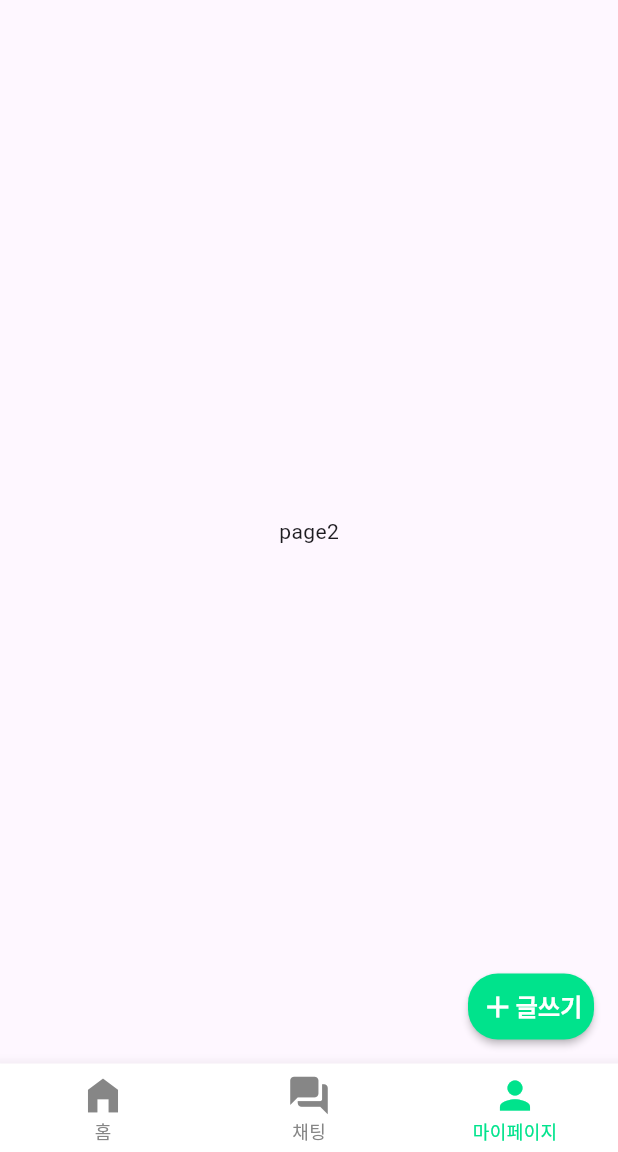
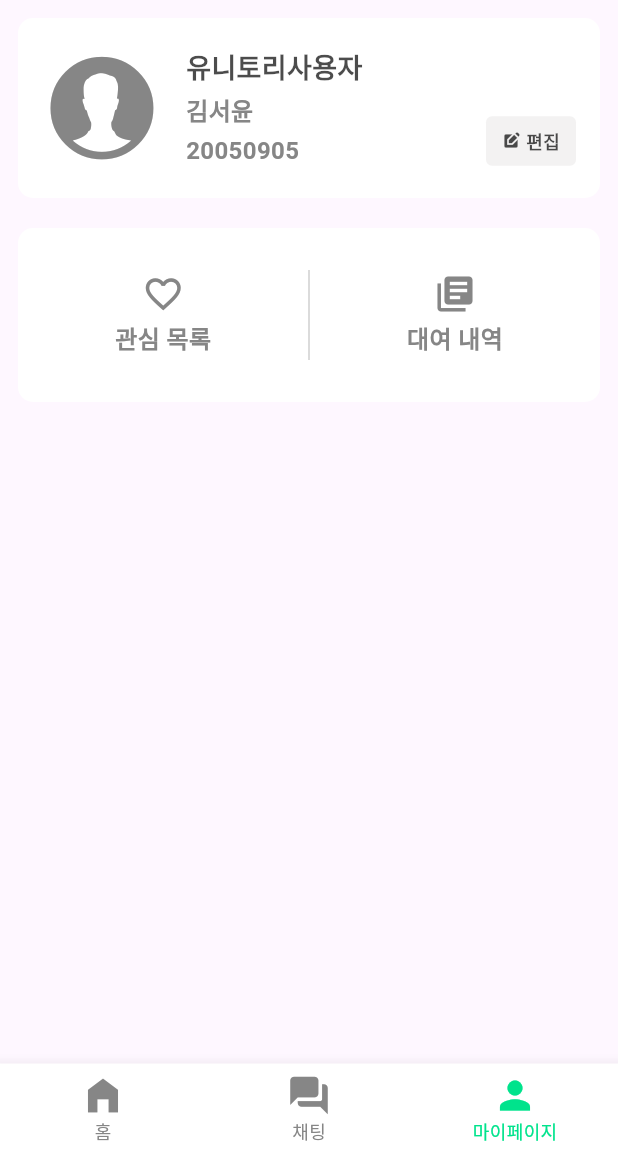
Before and after one commit to parteylongpass/unitory_project, a Flutter app: the RootTab screen opened directly, item 3 of the bottom bar chosen, on a phone screen of 412 x 824 dp, the part 84-1236 px from its top. Run offline on Flutter 3.47's test engine with Material 3 defaults, Android fonts, the phone set to English and light mode, and no system bars; our stand-ins replace cloud_firestore, firebase_auth, firebase_core, firebase_storage, fluttertoast, image_picker and 1 more; accounts and stored records are empty; Roboto replaces fonts that are missing (Pretendard).

Commit message:
MyPageScreen 작업 -기본적인 UI 다 만들었고 편집 버튼 누르면 편집 모드로 바뀌게 구현함 -RootTab의 floating 버튼 홈 화면에서만 나오게 수정함

```diff
--- a/lib/Item/view/item_detail_screen.dart
+++ b/lib/Item/view/item_detail_screen.dart
@@ -446,6 +446,7 @@ class _ItemDetailScreenState extends State<ItemDetailScreen> {
             Icon(
               CupertinoIcons.person_alt_circle_fill,
               size: 44.0,
+              color: BODY_TEXT_COLOR,
             ),
             SizedBox(
               width: 6.0,
--- a/lib/common/view/root_tab.dart
+++ b/lib/common/view/root_tab.dart
@@ -3,6 +3,7 @@ import 'package:provider/provider.dart';
 import 'package:unitory_project/Item/view/item_rent_screen.dart';
 import 'package:unitory_project/providers/login_provider.dart';
 import 'package:unitory_project/user/view/login_screen.dart';
+import 'package:unitory_project/user/view/my_page_screen.dart';
 
 import '../../Item/view/item_screen.dart';
 import '../const/colors.dart';
@@ -73,13 +74,14 @@ class _RootTabState extends State<RootTab> with TickerProviderStateMixin {
           )
         ],
       ),
-      floatingActionButton: Container(
+      floatingActionButton: tabController.index == 0
+          ? Container(
               width: 84.0,
               height: 44.0,
               child: FloatingActionButton(
                 elevation: 2.0,
-          shape:
-              RoundedRectangleBorder(borderRadius: BorderRadius.circular(20.0)),
+                shape: RoundedRectangleBorder(
+                    borderRadius: BorderRadius.circular(20.0)),
                 onPressed: () {
                   Navigator.of(context).push(
                     MaterialPageRoute(
@@ -93,7 +95,8 @@ class _RootTabState extends State<RootTab> with TickerProviderStateMixin {
                       Icon(Icons.add),
                       Text(
                         '글쓰기',
-                  style: TextStyle(fontSize: 16.0, fontWeight: FontWeight.w900),
+                        style: TextStyle(
+                            fontSize: 16.0, fontWeight: FontWeight.w900),
                       )
                     ],
                   ),
@@ -101,7 +104,8 @@ class _RootTabState extends State<RootTab> with TickerProviderStateMixin {
                 backgroundColor: PRIMARY_COLOR,
                 foregroundColor: Colors.white,
               ),
-      ),
+            )
+          : Container(),
       floatingActionButtonLocation: FloatingActionButtonLocation.endFloat,
       body: TabBarView(
         children: [
@@ -112,9 +116,7 @@ class _RootTabState extends State<RootTab> with TickerProviderStateMixin {
               child: Text('page1'),
             ),
           ),
-          Center(
-            child: Text('page2'),
-          ),
+          MyPageScreen(),
         ],
         controller: tabController,
         physics: NeverScrollableScrollPhysics(),
--- /dev/null
+++ b/lib/user/view/my_page_screen.dart
@@ -0,0 +1,280 @@
+import 'package:flutter/cupertino.dart';
+import 'package:flutter/material.dart';
+import 'package:unitory_project/common/const/colors.dart';
+
+class MyPageScreen extends StatefulWidget {
+  const MyPageScreen({super.key});
+
+  @override
+  State<MyPageScreen> createState() => _MyPageScreenState();
+}
+
+class _MyPageScreenState extends State<MyPageScreen> {
+  bool edit = false;
+
+  @override
+  Widget build(BuildContext context) {
+    return Padding(
+      padding: EdgeInsets.all(
+        12.0,
+      ),
+      child: Column(
+        children: [
+          userCard(),
+          SizedBox(
+            height: 20.0,
+          ),
+          favAndBorrowedList(),
+        ],
+      ),
+    );
+  }
+
+  Widget userCard() {
+    return Container(
+      decoration: BoxDecoration(
+        color: Colors.white,
+        borderRadius: BorderRadius.circular(
+          10.0,
+        ),
+      ),
+      child: Padding(
+        padding: EdgeInsets.symmetric(
+          horizontal: 16.0,
+          vertical: 20.0,
+        ),
+        child: Row(
+          children: [
+            edit
+                ? Stack(
+                    alignment: Alignment.center,
+                    children: [
+                      Icon(
+                        CupertinoIcons.person_alt_circle_fill,
+                        size: 80.0,
+                        color: BODY_TEXT_COLOR,
+                      ),
+                      Icon(
+                        Icons.circle,
+                        size: 80.0,
+                        color: Colors.black.withOpacity(0.3),
+                      ),
+                      Icon(
+                        Icons.camera_alt_outlined,
+                        size: 32.0,
+                        color: Colors.white,
+                      ),
+                    ],
+                  )
+                : Icon(
+                    CupertinoIcons.person_alt_circle_fill,
+                    size: 80.0,
+                    color: BODY_TEXT_COLOR,
+                  ),
+            SizedBox(
+              width: 16.0,
+            ),
+            Expanded(
+              child: Column(
+                crossAxisAlignment: CrossAxisAlignment.start,
+                children: [
+                  userName(),
+                  SizedBox(
+                    height: 4.0,
+                  ),
+                  Text(
+                    "김서윤",
+                    style: TextStyle(
+                      fontSize: 16.0,
+                      fontWeight: FontWeight.w700,
+                      color: BODY_TEXT_COLOR,
+                    ),
+                  ),
+                  SizedBox(
+                    height: 4.0,
+                  ),
+                  Text(
+                    "20050905",
+                    style: TextStyle(
+                      fontSize: 16.0,
+                      fontWeight: FontWeight.w700,
+                      color: BODY_TEXT_COLOR,
+                    ),
+                  ),
+                ],
+              ),
+            ),
+            editButton(),
+          ],
+        ),
+      ),
+    );
+  }
+
+  Widget userIcon() {
+    return Icon(
+      CupertinoIcons.person_alt_circle_fill,
+      size: 80.0,
+      color: BODY_TEXT_COLOR,
+    );
+  }
+
+  Widget userName() {
+    return edit
+        ? Row(
+            children: [
+              Text(
+                "유니토리사용자",
+                style: TextStyle(
+                  fontSize: 18.0,
+                  fontWeight: FontWeight.w700,
+                  color: Colors.black.withOpacity(0.7),
+                ),
+              ),
+              SizedBox(
+                width: 4.0,
+              ),
+              Icon(
+                Icons.edit_square,
+                size: 18.0,
+                color: Colors.black.withOpacity(0.5),
+              ),
+            ],
+          )
+        : Text(
+            "유니토리사용자",
+            style: TextStyle(
+              fontSize: 18.0,
+              fontWeight: FontWeight.w700,
+              color: Colors.black.withOpacity(0.7),
+            ),
+          );
+  }
+
+  Widget editButton() {
+    return Column(
+      children: [
+        SizedBox(
+          height: 44.0,
+        ),
+        GestureDetector(
+          onTap: () {
+            setState(() {
+              edit = !edit;
+            });
+          },
+          child: Container(
+            width: 60.0,
+            decoration: BoxDecoration(
+              color: edit ? PRIMARY_COLOR : INPUT_BD_COLOR,
+              borderRadius: BorderRadius.circular(
+                4.0,
+              ),
+            ),
+            child: Padding(
+              padding: EdgeInsets.all(
+                8.0,
+              ),
+              child: edit
+                  ? Center(
+                    child: Text(
+                        "완료",
+                        style: TextStyle(
+                          fontSize: 12.0,
+                          fontWeight: FontWeight.w700,
+                          color: Colors.white,
+                        ),
+                      ),
+                  )
+                  : Row(
+                      mainAxisAlignment: MainAxisAlignment.center,
+                      children: [
+                        Icon(
+                          Icons.edit_square,
+                          size: 12.0,
+                          color: Colors.black.withOpacity(0.7),
+                        ),
+                        SizedBox(
+                          width: 4.0,
+                        ),
+                        Text(
+                          "편집",
+                          style: TextStyle(
+                            fontSize: 12.0,
+                            fontWeight: FontWeight.w700,
+                            color: Colors.black.withOpacity(0.7),
+                          ),
+                        ),
+                      ],
+                    ),
+            ),
+          ),
+        ),
+      ],
+    );
+  }
+
+  Widget favAndBorrowedList() {
+    return Container(
+      decoration: BoxDecoration(
+        color: Colors.white,
+        borderRadius: BorderRadius.circular(10.0),
+      ),
+      child: Padding(
+        padding: EdgeInsets.symmetric(
+          vertical: 28.0,
+        ),
+        child: Row(
+          mainAxisAlignment: MainAxisAlignment.spaceEvenly,
+          children: [
+            Column(
+              children: [
+                Icon(
+                  Icons.favorite_border,
+                  size: 28.0,
+                  color: BODY_TEXT_COLOR,
+                ),
+                SizedBox(
+                  height: 4.0,
+                ),
+                Text(
+                  "관심 목록",
+                  style: TextStyle(
+                    fontSize: 16.0,
+                    fontWeight: FontWeight.w700,
+                    color: BODY_TEXT_COLOR,
+                  ),
+                ),
+              ],
+            ),
+            Container(
+              width: 1.0,
+              height: 60.0,
+              color: BODY_TEXT_COLOR.withOpacity(0.4),
+            ),
+            Column(
+              children: [
+                Icon(
+                  Icons.library_books,
+                  size: 28.0,
+                  color: BODY_TEXT_COLOR,
+                ),
+                SizedBox(
+                  height: 4.0,
+                ),
+                Text(
+                  "대여 내역",
+                  style: TextStyle(
+                    fontSize: 16.0,
+                    fontWeight: FontWeight.w700,
+                    color: BODY_TEXT_COLOR,
+                  ),
+                ),
+              ],
+            ),
+          ],
+        ),
+      ),
+    );
+  }
+}
```
Lines whose indentation alone changed are shown as unchanged.
